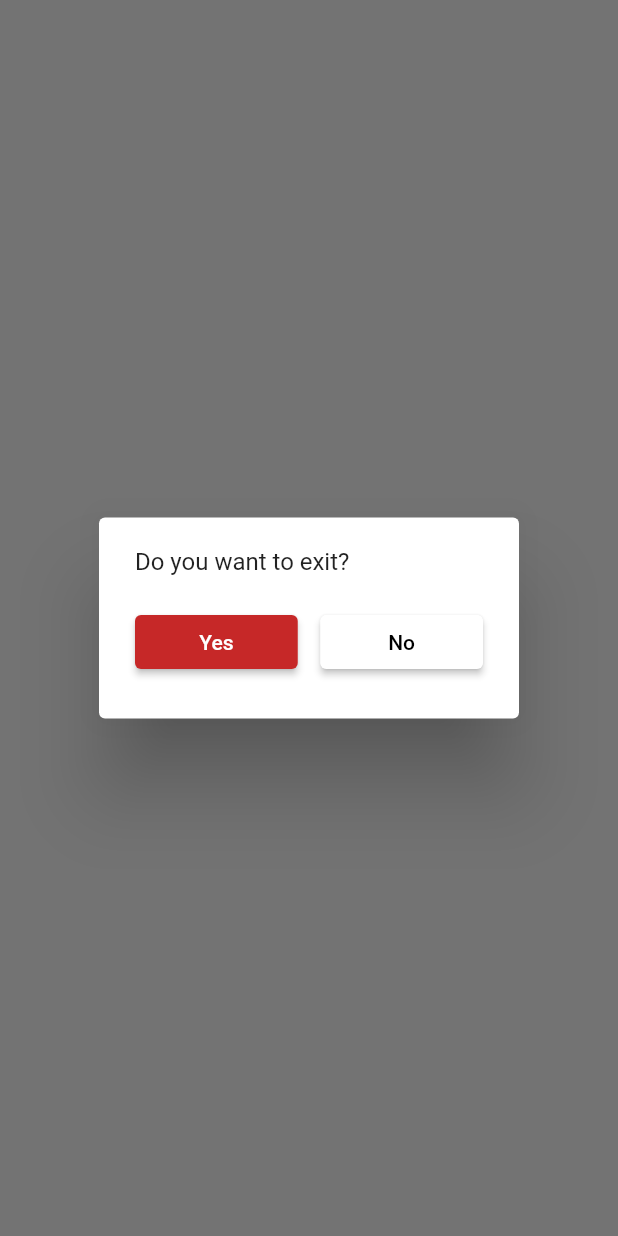
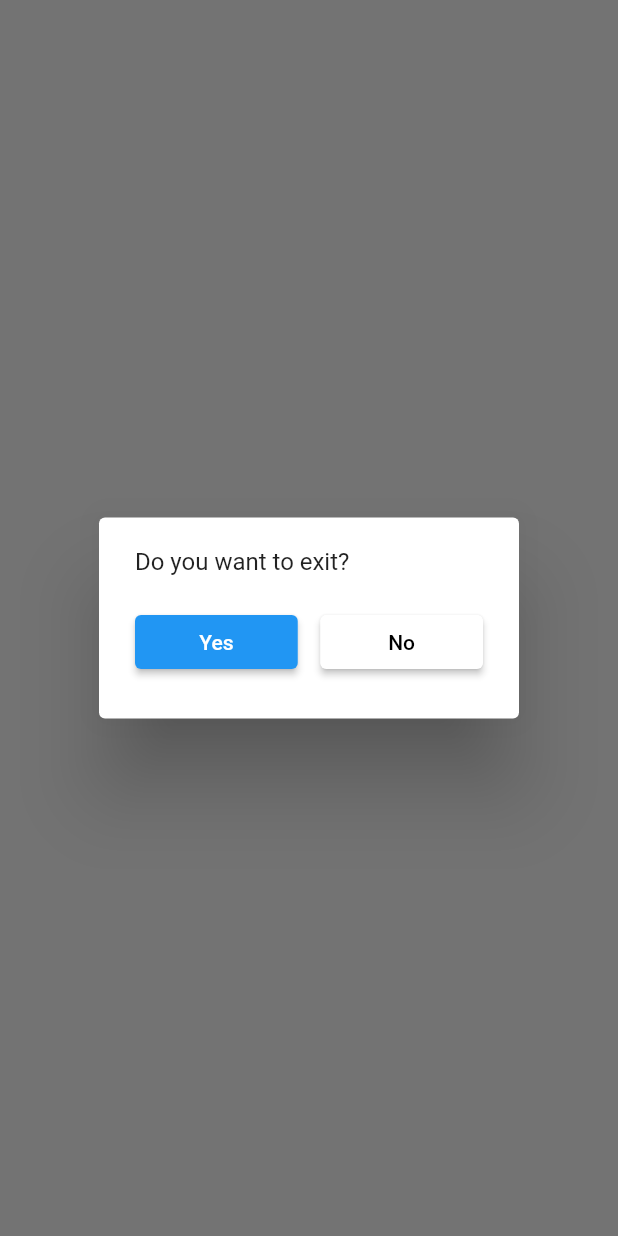
Before and after one commit to CYBERDEVILZ/ZBGAMING, a Flutter app: what showExitPopup() shows on an empty page, opened directly, after a tap on "Yes", on a phone screen of 412 x 824 dp. Run offline on Flutter 3.47's test engine with Material 2 defaults, Android fonts, the phone set to English and light mode, and no system bars; our stand-ins replace cloud_firestore, firebase_auth, firebase_core, firebase_storage, fluttertoast, image_picker; accounts and stored records are empty.

```diff
--- a/lib/widgets/exit_pop_up.dart
+++ b/lib/widgets/exit_pop_up.dart
@@ -17,12 +17,11 @@ Future<bool> showExitPopup(context) async {
                   children: [
                     Expanded(
                       child: ElevatedButton(
-                        onPressed: () {
-                          exit(0);
-                        },
-                        child: const Text("Yes"),
-                        style: ElevatedButton.styleFrom(primary: Colors.red.shade800),
-                      ),
+                          onPressed: () {
+                            exit(0);
+                          },
+                          child: const Text("Yes"),
+                          style: ElevatedButton.styleFrom(primary: Colors.blue)),
                     ),
                     const SizedBox(width: 15),
                     Expanded(
```
